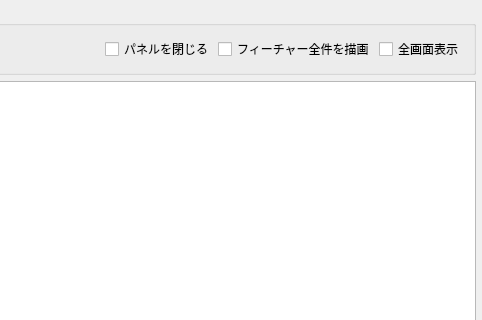
raw-slnc/gpkg_editor, file gpkg_editor_dockwidget_base.ui: the form before one commit; both pictures show x 718 to 1200 and y 0 to 320 of the 1200 by 790 pixel window.
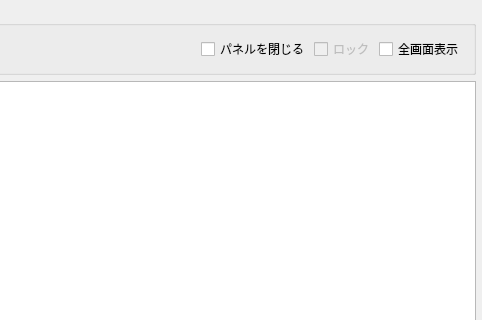
The form after the commit.

Commit message: v0.1.9: Fix lock mode (pan/zoom only); add lock checkbox; rubber band single-select in plan mode; point layer crosshair; two-layer line symbology; pan to selection; fix map-to-table sync; fix temp layer NoneType/sip errors; cleanup orphan temp layers on startup; fix dock float/attach temp layer removal

```diff
--- a/gpkg_editor_dockwidget_base.ui
+++ b/gpkg_editor_dockwidget_base.ui
@@ -541,7 +541,10 @@
          <item>
           <widget class="QCheckBox" name="chkShowAll">
            <property name="text">
-            <string>フィーチャー全件を描画</string>
+            <string>ロック</string>
+           </property>
+           <property name="enabled">
+            <bool>false</bool>
            </property>
           </widget>
          </item>
```
Left out of the diff: 2 changed lines with no effect on the pictures. The commit also changes 3 other files.
